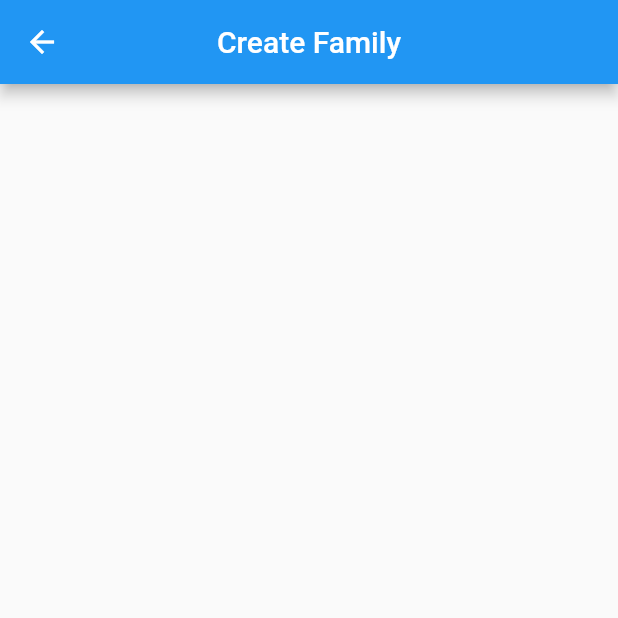
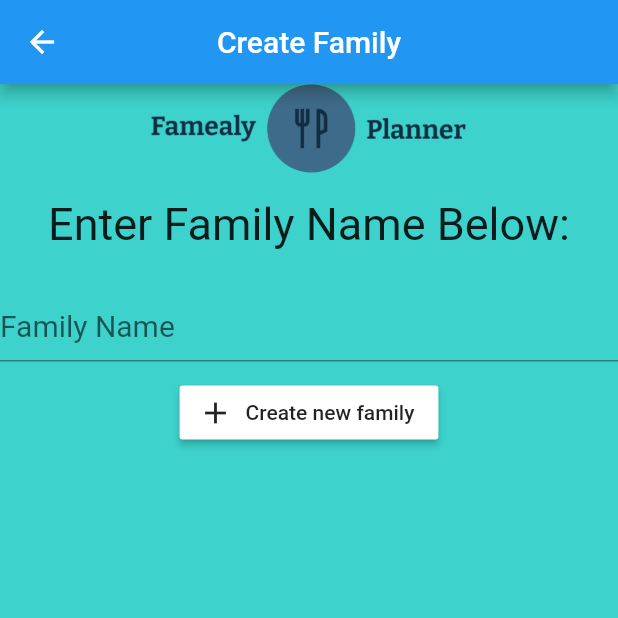
Before and after one commit to SamKingDev/HighfieldHack2021, a Flutter app: the createFamily screen opened by its route, on a phone screen of 412 x 824 dp, the top half of it. Run offline on Flutter 3.47's test engine with Material 2 defaults, Android fonts, the phone set to English and light mode, and no system bars; our stand-ins replace firebase_auth, firebase_core, flutter_signin_button, google_sign_in; accounts and stored records are empty.

Commit message:
Working on app layout

```diff
--- a/App/lib/screens/Family/abooutFamily.dart
+++ b/App/lib/screens/Family/abooutFamily.dart
@@ -35,7 +35,7 @@ class _aboutFamilyState extends State<aboutFamily> {
   @override
   Widget build(BuildContext context) {
     return Scaffold(
-      backgroundColor: Colors.grey[200],
+      backgroundColor: new Color.fromRGBO(61, 210, 204, 1),
       appBar: AppBar(
         backgroundColor: Colors.blue[900],
         title: Text('Families Menu'),
--- a/App/lib/screens/Family/createFamily.dart
+++ b/App/lib/screens/Family/createFamily.dart
@@ -9,10 +9,39 @@ class _createFamilyState extends State<createFamily> {
   @override
   Widget build(BuildContext context) {
     return Scaffold(
+      backgroundColor: new Color.fromRGBO(61, 210, 204, 1),
       appBar: AppBar(
         title: Text('Create Family'),
         centerTitle: true,
       ),
+    body: Column(
+      children: <Widget>[
+        Image(image: AssetImage(
+            'assets/logo.png'),
+          height: 60,
+        ),
+        Padding(
+          padding: const EdgeInsets.all(16.0),
+          child: Text ('Enter Family Name Below:',
+              style: TextStyle(
+                fontSize: 30.0,
+              )),
+        ),
+        SizedBox(height: 10),
+        TextFormField(
+          decoration: InputDecoration(
+              hintText: 'Family Name'),
+          style: TextStyle(
+            fontSize: 20.0,
+            color: Colors.black,
+          ),
+        ),
+        SizedBox(height: 10),
+        RaisedButton.icon(
+          color: Colors.white,
+          onPressed: (){}, icon: Icon (Icons.add) , label: Text ('Create new family'),)
+      ],
+    ),
     );
   }
 }
--- a/App/lib/screens/Family/family.dart
+++ b/App/lib/screens/Family/family.dart
@@ -95,8 +95,7 @@ class _FamilyPageState extends State<FamilyPage> {
               image: AssetImage('assets/logo.png'),
               height: 60,
             ),
-            CustomRow('First Name:', '...'),
-            CustomRow('Last Name:', '...'),
+            CustomRow('Name:', '...'),
             CustomRow('Family Group:', '...'),
             CustomRow('Dietry Preferences:', '...'),
             CustomRow('Allergies:', '...'),
```
Also changed, not shown: App/lib/screens/Family/joinFamily.dart (+17 -1 lines), App/lib/screens/profile/profile.dart (+10 -2 lines), App/assets/profile.png (added).
